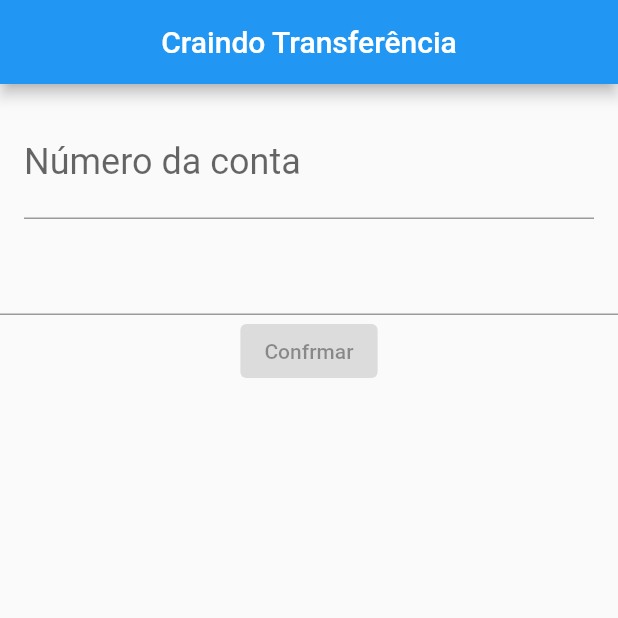
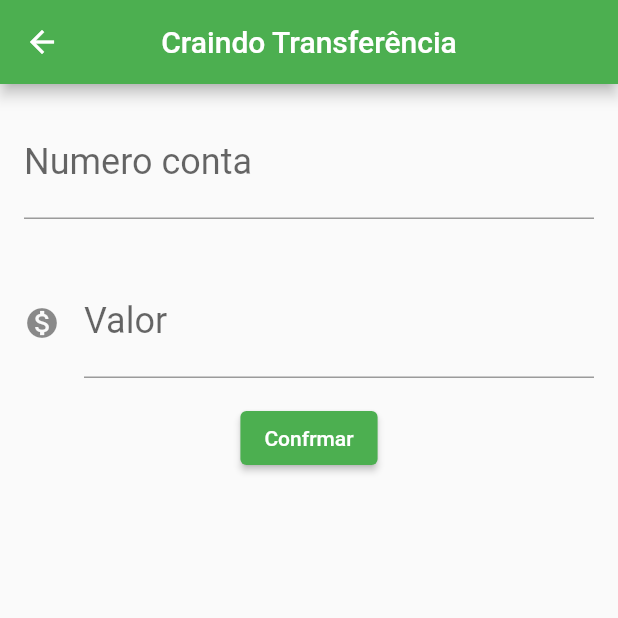
Before and after one commit to negueba37/Fundamentos_Flutter, a Flutter app: the FormularioTransferencia screen opened directly, on a phone screen of 412 x 824 dp, the top half of it. Run offline on Flutter 3.47's test engine with Material 2 defaults, Android fonts, the phone set to English and light mode, and no system bars.

Commit message:
Curso completo de fundamentos

```diff
--- /dev/null
+++ b/fundamentos/lib/components/editor.dart
@@ -0,0 +1,27 @@
+import 'package:flutter/material.dart';
+
+class Editor extends StatelessWidget {
+  final TextEditingController? controlador;
+  final String? rotulo;
+  final String? dica;
+  final Icon? icone;
+  Editor({this.controlador, this.rotulo, this.dica, this.icone});
+  @override
+  Widget build(BuildContext context) {
+    return Padding(
+      padding: EdgeInsets.all(16.0),
+      child: TextField(
+        controller: controlador,
+        keyboardType: TextInputType.number,
+        style: const TextStyle(
+          fontSize: 24.0,
+        ),
+        decoration: InputDecoration(
+          icon: icone,
+          labelText: rotulo,
+          hintText: dica,
+        ),
+      ),
+    );
+  }
+}
--- a/fundamentos/lib/main.dart
+++ b/fundamentos/lib/main.dart
@@ -1,4 +1,7 @@
+// ignore_for_file: unnecessary_brace_in_string_interps
+
 import 'package:flutter/material.dart';
+import 'package:fundamentos/screens/lista_transferencia.dart';
 
 void main() {
   runApp(const MyApp());
@@ -16,83 +19,10 @@ class _MyAppState extends State<MyApp> {
   Widget build(BuildContext context) {
     return MaterialApp(
       debugShowCheckedModeBanner: false,
-      theme: ThemeData(),
-      home: Scaffold(
-        body: FormularioTransferencia(),
+      theme: ThemeData(
+        primarySwatch: Colors.green,
       ),
+      home: ListaTransferencia(),
     );
   }
 }
-
-class FormularioTransferencia extends StatelessWidget {
-  const FormularioTransferencia({Key? key}) : super(key: key);
-
-  @override
-  Widget build(BuildContext context) {
-    return Scaffold(
-        appBar: AppBar(
-          centerTitle: true,
-          title: Text("Craindo Transferência"),
-        ),
-        body: Column(
-          children: const [
-            Padding(
-              padding: EdgeInsets.all(16.0),
-              child: TextField(
-                style: TextStyle(
-                  fontSize: 24.0,
-                ),
-                decoration: InputDecoration(
-                  labelText: "Número da conta",
-                  hintText: "000",
-                ),
-              ),
-            ),
-            TextField(),
-            ElevatedButton(onPressed: null, child: const Text("Confrmar"))
-          ],
-        ));
-  }
-}
-
-class ListaTransferencia extends StatelessWidget {
-  @override
-  Widget build(BuildContext context) {
-    return Scaffold(
-      appBar: AppBar(
-        centerTitle: true,
-        title: const Text("Transferências"),
-      ),
-      body: Column(
-        children: [
-          ItemTransferencia(Tranferencia(200, 100)),
-          ItemTransferencia(Tranferencia(500, 123)),
-        ],
-      ),
-      floatingActionButton: const FloatingActionButton(
-        onPressed: null,
-        child: Icon(Icons.add),
-      ),
-    );
-  }
-}
-
-class Tranferencia {
-  final double valor;
-  final int numero;
-  Tranferencia(this.valor, this.numero);
-}
-
-class ItemTransferencia extends StatelessWidget {
-  final Tranferencia _transferencia;
-  const ItemTransferencia(this._transferencia);
-  @override
-  Widget build(BuildContext context) {
-    return Card(
-      child: ListTile(
-          leading: const Icon(Icons.monetization_on),
-          title: Text(_transferencia.valor.toString()),
-          subtitle: Text(_transferencia.numero.toString())),
-    );
-  }
-}
--- /dev/null
+++ b/fundamentos/lib/models/Transferencia.dart
@@ -0,0 +1,9 @@
+class Tranferencia {
+  final double valor;
+  final int numero;
+  Tranferencia(this.valor, this.numero);
+  @override
+  String toString() {
+    return "Numero da conta ${numero} e valor da conta ${valor}";
+  }
+}
--- /dev/null
+++ b/fundamentos/lib/screens/formulario_tranferencia.dart
@@ -0,0 +1,47 @@
+import 'package:flutter/material.dart';
+import 'package:fundamentos/components/editor.dart';
+import 'package:fundamentos/models/Transferencia.dart';
+
+class FormularioTransferencia extends StatelessWidget {
+  final TextEditingController _controllerNumero = TextEditingController();
+  final TextEditingController _controllerValor = TextEditingController();
+  // ignore: non_constant_identifier_names
+  void OnPressConfirmar(BuildContext context) {
+    if ((_controllerNumero.text.length > 0) &&
+        (_controllerValor.text.length > 0)) {
+      final int? numeroConta = int.tryParse(_controllerNumero.text);
+      final double? valor = double.tryParse(_controllerValor.text);
+      final Tranferencia transferencia = new Tranferencia(valor!, numeroConta!);
+      Navigator.pop(context, transferencia);
+    }
+  }
+
+  @override
+  Widget build(BuildContext context) {
+    return Scaffold(
+        appBar: AppBar(
+          centerTitle: true,
+          title: const Text("Craindo Transferência"),
+        ),
+        body: SingleChildScrollView(
+          child: Column(
+            children: [
+              Editor(
+                  controlador: _controllerNumero,
+                  rotulo: "Numero conta",
+                  dica: "12345-6"),
+              Editor(
+                  controlador: _controllerValor,
+                  rotulo: "Valor",
+                  dica: "0.00",
+                  icone: Icon(Icons.monetization_on)),
+              ElevatedButton(
+                  onPressed: () {
+                    OnPressConfirmar(context);
+                  },
+                  child: const Text("Confrmar"))
+            ],
+          ),
+        ));
+  }
+}
```
Also changed, not shown: fundamentos/lib/components/item_transferencia.dart (added, +16 -0 lines), fundamentos/lib/screens/lista_transferencia.dart (added, +45 -0 lines).
